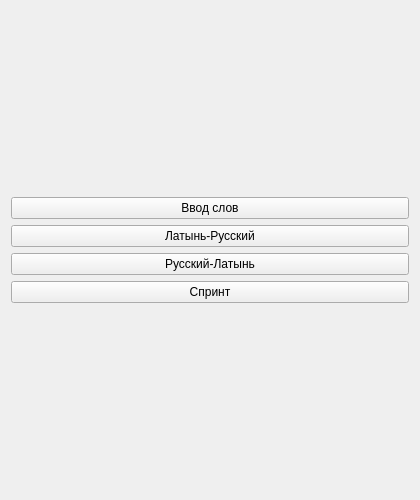
Above: trainingwindow.ui from M1dNightSIB/Latin_Learn before the change. Below: the same form after it.
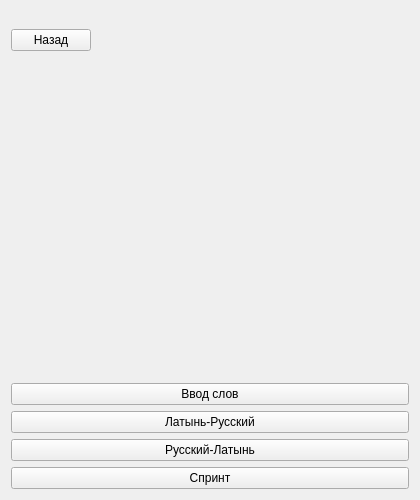
That is the form after the change.

```diff
--- a/trainingwindow.ui
+++ b/trainingwindow.ui
@@ -16,6 +16,62 @@
   <layout class="QGridLayout" name="gridLayout">
    <item row="0" column="0">
     <layout class="QVBoxLayout" name="verticalLayout_2">
+     <item>
+      <layout class="QGridLayout" name="gridLayout_2">
+       <item row="1" column="1">
+        <spacer name="horizontalSpacer">
+         <property name="orientation">
+          <enum>Qt::Horizontal</enum>
+         </property>
+         <property name="sizeHint" stdset="0">
+          <size>
+           <width>40</width>
+           <height>20</height>
+          </size>
+         </property>
+        </spacer>
+       </item>
+       <item row="1" column="0">
+        <widget class="QPushButton" name="back_btn">
+         <property name="text">
+          <string>Назад</string>
+         </property>
+        </widget>
+       </item>
+       <item row="0" column="0">
+        <spacer name="verticalSpacer_2">
+         <property name="orientation">
+          <enum>Qt::Vertical</enum>
+         </property>
+         <property name="sizeType">
+          <enum>QSizePolicy::Fixed</enum>
+         </property>
+         <property name="sizeHint" stdset="0">
+          <size>
+           <width>20</width>
+           <height>18</height>
+          </size>
+         </property>
+        </spacer>
+       </item>
+      </layout>
+     </item>
+     <item>
+      <spacer name="verticalSpacer">
+       <property name="orientation">
+        <enum>Qt::Vertical</enum>
+       </property>
+       <property name="sizeType">
+        <enum>QSizePolicy::Expanding</enum>
+       </property>
+       <property name="sizeHint" stdset="0">
+        <size>
+         <width>20</width>
+         <height>158</height>
+        </size>
+       </property>
+      </spacer>
+     </item>
      <item>
       <widget class="QPushButton" name="enter_word">
        <property name="text">
```
